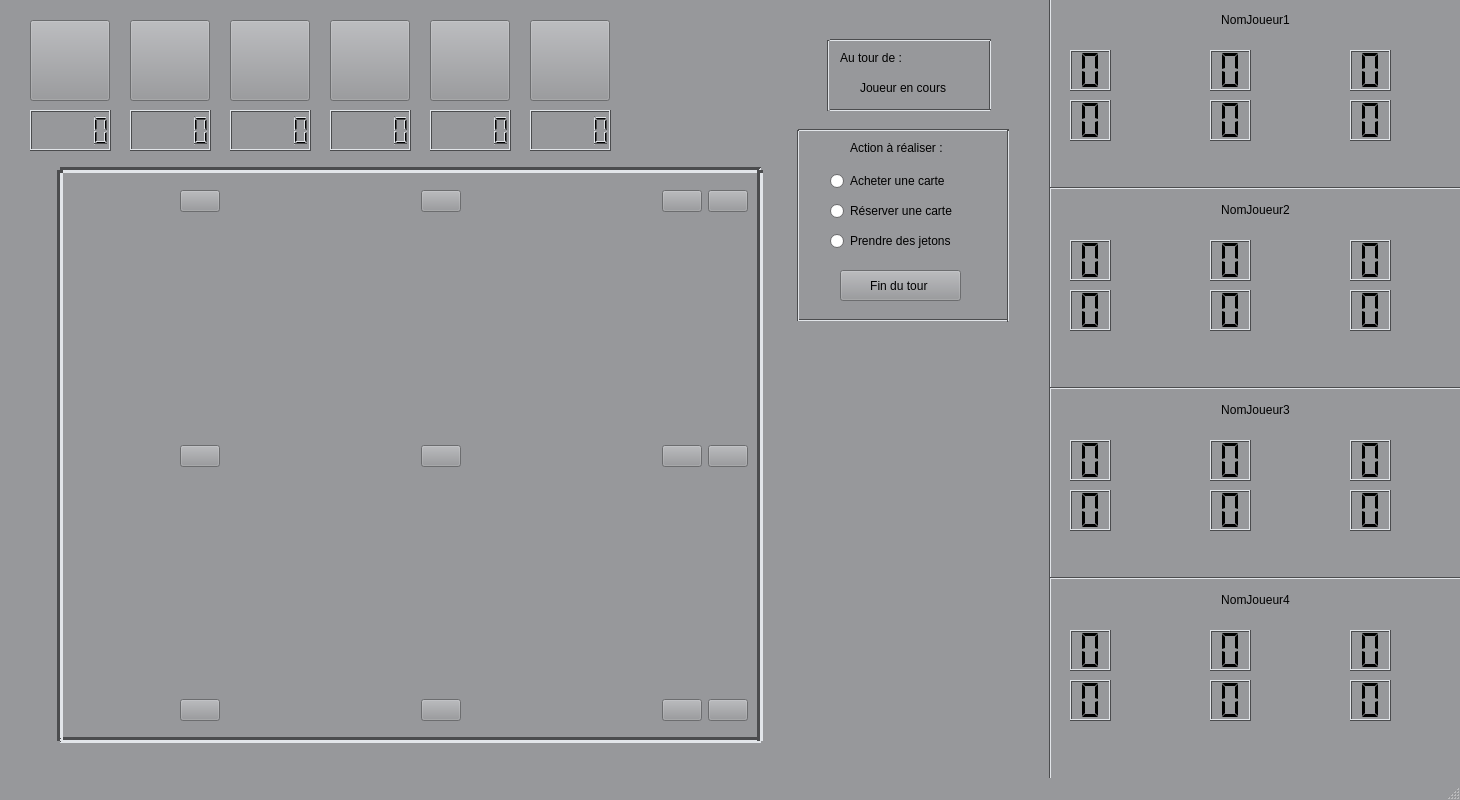
Above: Splendor/gamewindow.ui from lernerth/splendor before the change. Below: the same form after it.
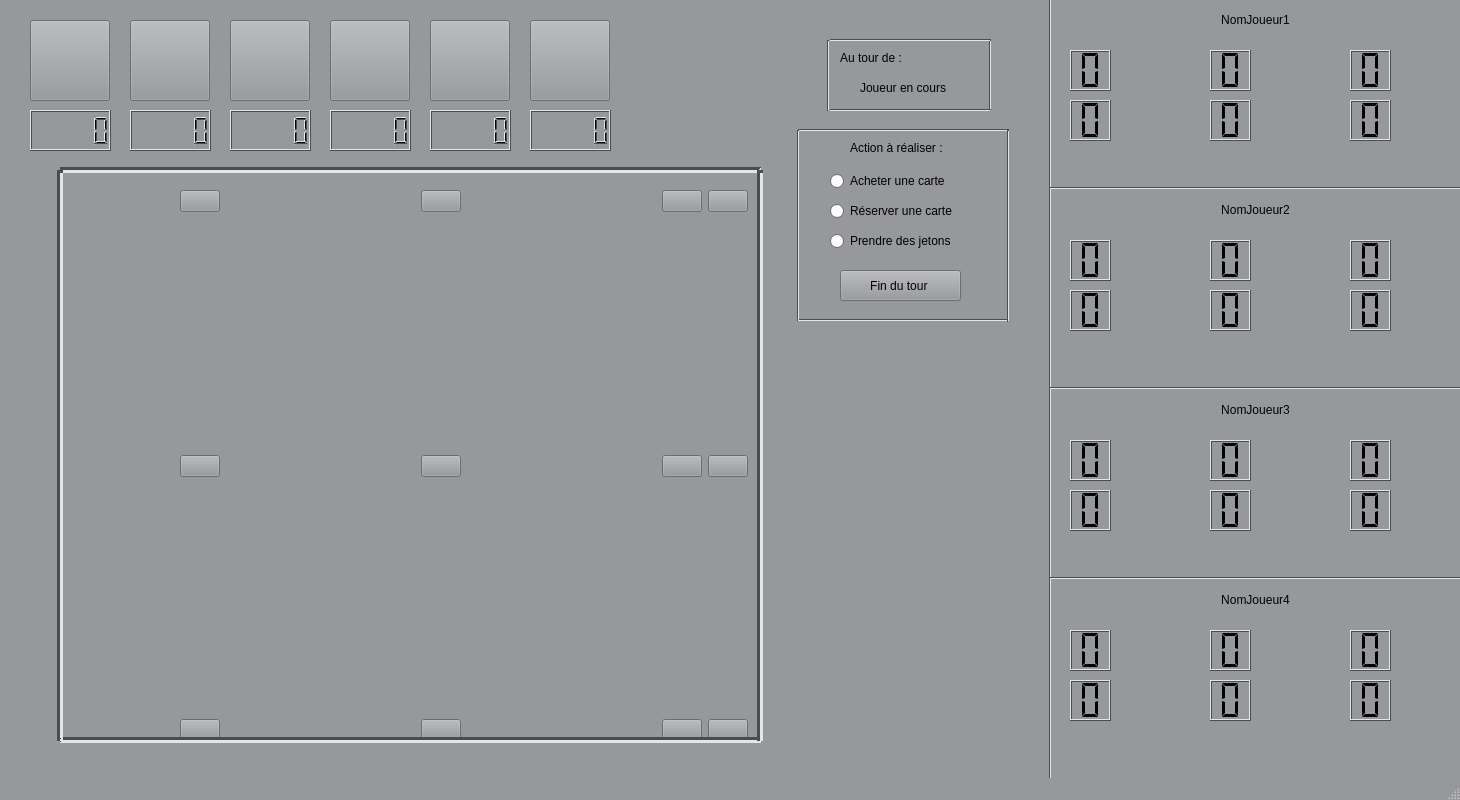
That is the form after the change. Icons and pictures are not drawn.

```diff
--- a/Splendor/gamewindow.ui
+++ b/Splendor/gamewindow.ui
@@ -887,7 +887,7 @@
       <x>180</x>
       <y>190</y>
       <width>568</width>
-      <height>531</height>
+      <height>551</height>
      </rect>
     </property>
     <layout class="QGridLayout" name="cartesPlateau">
```
Left out of the diff: 21 changed lines with no effect on the pictures.
